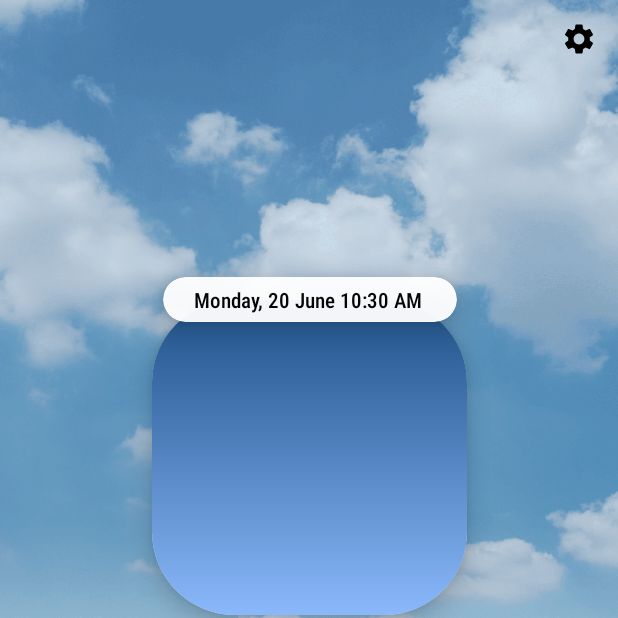
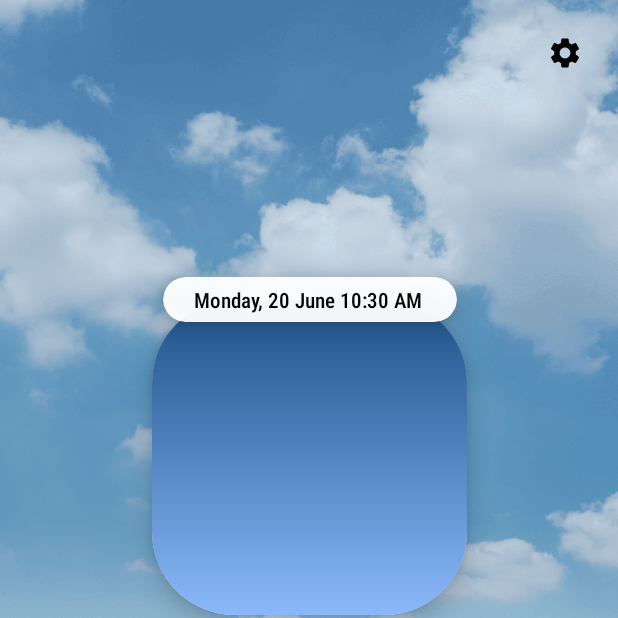
Before and after one commit to Zeynepkryl/WeatherApplicationn, an Android app: the screen it shows after launch (MainActivity), on a phone screen of 412 x 824 dp, the top half of it. Run offline under Robolectric (Android 15) with nearby library versions, the phone set to English and light mode, and no system bars; libraries missing offline, so code that uses them is left out: cz.msebera.android; pictures from the network do not load; 3 statements that could not run were skipped.

Commit message:
//NewApp

```diff
--- a/app/src/main/res/layout/activity_main.xml
+++ b/app/src/main/res/layout/activity_main.xml
@@ -107,16 +107,16 @@
         android:id="@+id/settingsButton"
         android:layout_width="wrap_content"
         android:layout_height="wrap_content"
-        android:layout_marginTop="14dp"
-        android:layout_marginEnd="14dp"
+        android:layout_marginTop="23dp"
+        android:layout_marginEnd="23dp"
         android:background="@drawable/ic_settings"
         android:backgroundTint="@color/black"
         android:clickable="true"
+        android:focusable="true"
         app:borderWidth="4dp"
         app:fabSize="mini"
         app:layout_constraintEnd_toEndOf="parent"
-        app:layout_constraintTop_toTopOf="parent"
-        android:focusable="true" />
+        app:layout_constraintTop_toTopOf="parent" />
 
     <androidx.cardview.widget.CardView
         android:id="@+id/todayTextCard"
```
Also changed, not shown: app/src/main/java/com/lesson/weatherapplication/activity/SettingsActivity.java (+9 -2 lines).
